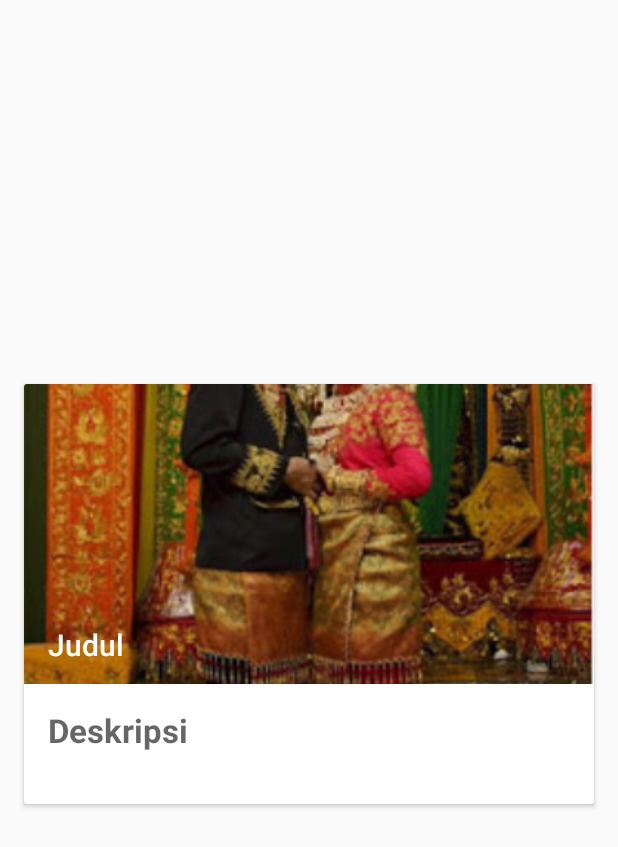
After one commit to adelianova/Kelompok1, an Android app: the layout item_list_pakaian.xml on its own in the app's theme, with its tools: preview values and no code run, on a phone screen of 412 x 824 dp. The commit adds this screen. Shown: the top 847 px of the screen. Run offline under Robolectric (Android 15) with nearby library versions, the phone set to English and light mode, and no system bars.

Commit message:
menghubungkan image pada home dengan activity

```diff
--- a/app/src/main/java/id/sch/smktelkom_mlg/project/xirpl601101928/takel1/Pakaian.java
+++ b/app/src/main/java/id/sch/smktelkom_mlg/project/xirpl601101928/takel1/Pakaian.java
@@ -56,6 +56,8 @@ public class Pakaian extends AppCompatActivity {
                         startActivity(h);
                         return true;
                     case R.id.navigation2:
+                        Intent p = new Intent(getApplicationContext(), Pakaian.class);
+                        startActivity(p);
                         return true;
                     case R.id.navigation3:
                         Intent c = new Intent(getApplicationContext(), Lagu.class);
--- a/app/src/main/java/id/sch/smktelkom_mlg/project/xirpl601101928/takel1/swipeAdapter.java
+++ b/app/src/main/java/id/sch/smktelkom_mlg/project/xirpl601101928/takel1/swipeAdapter.java
@@ -14,7 +14,7 @@ import android.widget.TextView;
  */
 public class swipeAdapter extends PagerAdapter {
 
-    private int[] image_resourcer = {R.drawable.makanand, R.drawable.g2, R.drawable.g3};
+    private int[] image_resourcer = {R.drawable.makanand, R.drawable.g2, R.drawable.g3, R.drawable.g4, R.drawable.g5};
 
     private Context ct;
     private LayoutInflater layoutInflater;
--- /dev/null
+++ b/app/src/main/res/layout/item_list_pakaian.xml
@@ -0,0 +1,49 @@
+<?xml version="1.0" encoding="utf-8"?>
+<android.support.v7.widget.CardView xmlns:android="http://schemas.android.com/apk/res/android"
+    xmlns:tools="http://schemas.android.com/tools"
+    android:id="@+id/cardView"
+    android:layout_width="match_parent"
+    android:layout_height="280dp"
+    android:layout_gravity="center"
+    android:layout_marginBottom="@dimen/activity_vertical_margin"
+    android:layout_marginLeft="@dimen/activity_horizontal_margin"
+    android:layout_marginRight="@dimen/activity_horizontal_margin"
+    android:foreground="?attr/selectableItemBackground">
+
+    <RelativeLayout
+        android:layout_width="match_parent"
+        android:layout_height="wrap_content">
+
+        <ImageView
+            android:id="@+id/imageView"
+            android:layout_width="match_parent"
+            android:layout_height="200dp"
+            android:scaleType="centerCrop"
+            tools:src="@drawable/b1" />
+
+        <TextView
+            android:id="@+id/textViewJudul"
+            android:layout_width="match_parent"
+            android:layout_height="40dp"
+            android:layout_alignBottom="@+id/imageView"
+            android:layout_marginLeft="16dp"
+            android:text="Judul"
+            android:textAppearance="@style/TextAppearance.AppCompat.Title"
+            android:textColor="@android:color/white" />
+
+        <TextView
+            android:id="@+id/textViewDeskripsi"
+            android:layout_width="match_parent"
+            android:layout_height="wrap_content"
+            android:layout_below="@+id/imageView"
+            android:ellipsize="end"
+            android:maxLines="1"
+            android:padding="16dp"
+            android:textAppearance="@style/TextAppearance.AppCompat.Medium"
+            android:textSize="@dimen/abc_text_size_large_material"
+            android:textStyle="bold"
+            tools:text="Deskripsi" />
+
+
+    </RelativeLayout>
+</android.support.v7.widget.CardView>
```
Also changed, not shown: app/src/main/res/layout/detail_pakaian.xml (added, +35 -0 lines), app/src/main/res/layout/pakaian.xml (+17 -7 lines), app/src/main/res/layout/pakaian_detail.xml (added, +46 -0 lines), app/src/main/res/values/arraybaju.xml (added, +139 -0 lines), app/src/main/res/drawable/b1.png (added), app/src/main/res/drawable/b2.png (added), app/src/main/res/drawable/b3.png (added), app/src/main/res/drawable/b4.png (added), app/src/main/res/drawable/b5.png (added), app/src/main/res/drawable/b6.png (added), app/src/main/res/drawable/b7.png (added), app/src/main/res/drawable/b8.png (added), app/src/main/res/drawable/b9.png (added), app/src/main/res/drawable/g4.jpg (added), 1 more files, 1 other file.
